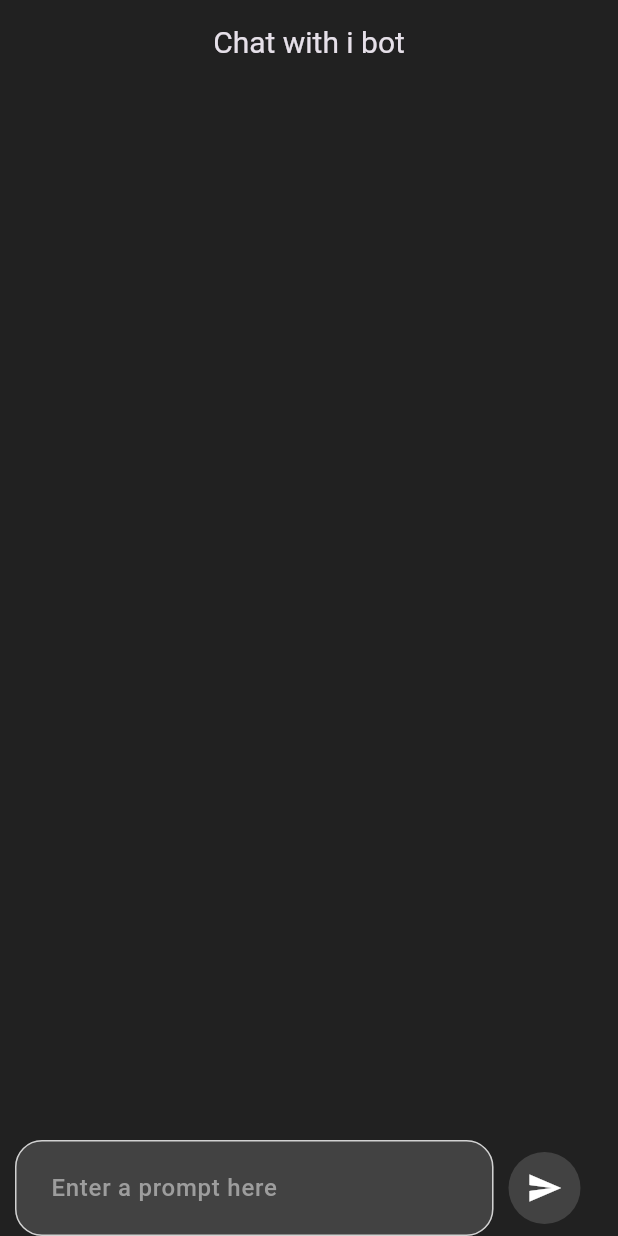
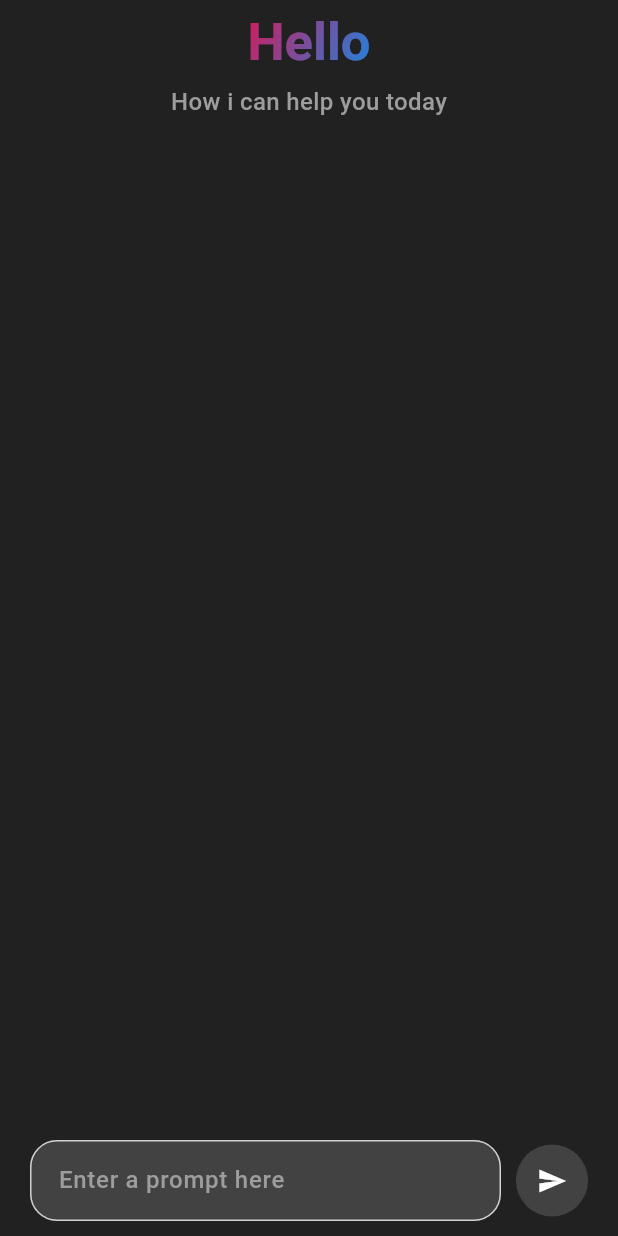
Before and after one commit to adnanpanakkad/i_bot, a Flutter app: the screen it shows after launch, on a phone screen of 412 x 824 dp. Run offline on Flutter 3.47's test engine with Material 3 defaults, Android fonts, the phone set to English and light mode, and no system bars; our stand-ins replace animated_text_kit, google_generative_ai; Roboto replaces fonts that are missing (Urbanist).

Commit message:
(feat):good response on teh questions

```diff
--- a/lib/view/home.dart
+++ b/lib/view/home.dart
@@ -1,5 +1,6 @@
 import 'package:i_bot/api/api_key.dart';
 import 'package:i_bot/widget/ui/appbar.dart';
+import 'package:i_bot/widget/ui/custom_textstyle.dart';
 import 'package:intl/intl.dart';
 import 'package:flutter/material.dart';
 import 'package:i_bot/model/message.dart';
@@ -54,13 +55,17 @@ class _HomeScreenState extends State<HomeScreen> {
       child: Scaffold(
         backgroundColor: Appcolors.bgcolor,
         appBar: const CustomAppBar(
-          title: 'Chat with i bot',
+          title: 'Hello',
         ),
         body: Padding(
           padding: const EdgeInsets.only(left: 10, right: 10),
           child: Column(
             mainAxisAlignment: MainAxisAlignment.end,
             children: [
+              Text(
+                'How i can help you today',
+                style: CustomTextStyle.textFieldstyle,
+              ),
               Expanded(
                 child: ListView.builder(
                   itemCount: _messages.length + (_isLoading ? 1 : 0),
@@ -88,7 +93,9 @@ class _HomeScreenState extends State<HomeScreen> {
                   },
                 ),
               ),
-              Row(
+              Padding(
+                padding: const EdgeInsets.only(top: 10, bottom: 10, left: 10),
+                child: Row(
                   children: [
                     Expanded(
                       child: CustomTextfield(
@@ -101,16 +108,18 @@ class _HomeScreenState extends State<HomeScreen> {
                         color: Colors.grey.shade800,
                         shape: BoxShape.circle,
                       ),
-                    margin: const EdgeInsets.only(right: 15, left: 10),
+                      margin: const EdgeInsets.only(right: 10, left: 10),
                       child: IconButton(
                         onPressed: sendMessage,
                         icon: const Icon(
+                          size: 20,
                           Icons.send,
                           color: Colors.white,
                         ),
                       ),
                     ),
                   ],
+                ),
               ),
             ],
           ),
--- a/lib/view/splash_screen.dart
+++ b/lib/view/splash_screen.dart
@@ -46,12 +46,20 @@ class _SplashScreenState extends State<SplashScreen> {
                       ),
                     ),
                   ),
-                  const Padding(
+                  Padding(
                     padding: EdgeInsets.symmetric(horizontal: 25),
-                    child: Text(
-                      'Let’s make your day great right now',
-                      textAlign: TextAlign.center,
-                      style: CustomTextStyle.highboldTxtStyle,
+                    child: ShaderMask(
+                      shaderCallback: (bounds) => LinearGradient(
+                        colors: [Colors.pink, Colors.blue],
+                        begin: Alignment.topLeft,
+                        end: Alignment.bottomRight,
+                      ).createShader(bounds),
+                      child: Text(
+                        'Let’s make your day great right now',
+                        textAlign: TextAlign.center,
+                        style: CustomTextStyle.highboldTxtStyle
+                            .copyWith(color: Colors.white),
+                      ),
                     ),
                   ),
                 ],
--- a/lib/widget/ui/appbar.dart
+++ b/lib/widget/ui/appbar.dart
@@ -1,4 +1,5 @@
 import 'package:flutter/material.dart';
+import 'package:i_bot/widget/ui/custom_textstyle.dart';
 
 class CustomAppBar extends StatelessWidget implements PreferredSizeWidget {
   final String title;
@@ -12,9 +13,16 @@ class CustomAppBar extends StatelessWidget implements PreferredSizeWidget {
   Widget build(BuildContext context) {
     return AppBar(
       backgroundColor: Colors.transparent,
-      title: Text(
-        title,
-        style: TextStyle(fontSize: 20),
+      title: ShaderMask(
+        shaderCallback: (bounds) => LinearGradient(
+          colors: [Colors.pink, Colors.blue],
+          begin: Alignment.topLeft,
+          end: Alignment.bottomRight,
+        ).createShader(bounds),
+        child: Text(
+          title,
+          style: CustomTextStyle.ultraBoldTextstyle,
+        ),
       ),
       centerTitle: true,
     );
--- a/lib/widget/ui/custom_textfeild.dart
+++ b/lib/widget/ui/custom_textfeild.dart
@@ -46,7 +46,7 @@ class CustomTextfield extends StatelessWidget {
           ),
           borderRadius: BorderRadius.all(Radius.circular(18)),
         ),
-        contentPadding: const EdgeInsets.all(20),
+        contentPadding: const EdgeInsets.all(15),
         hintText: hintText,
         hintStyle: CustomTextStyle.textFieldstyle,
         fillColor: Colors.grey.shade800,
--- a/lib/widget/ui/custom_textstyle.dart
+++ b/lib/widget/ui/custom_textstyle.dart
@@ -21,7 +21,7 @@ class CustomTextStyle {
       fontSize: 17,
       fontWeight: FontWeight.w600,
       fontFamily: "Urbanist",
-      color: Appcolors.primerycolor);
+      color: Colors.white);
 
   static const TextStyle ultraBoldTextstyle = TextStyle(
       fontSize: 35, fontFamily: 'Urbanist', fontWeight: FontWeight.bold);
--- a/pubspec.yaml
+++ b/pubspec.yaml
@@ -39,10 +39,16 @@ dependencies:
   intl: ^0.19.0
   shimmer: ^3.0.0
   animated_text_kit: ^4.2.2
+  flutter_launcher_icons: ^0.13.1
 
 dev_dependencies:
   flutter_test:
     sdk: flutter
+
+flutter_launcher_icons:
+  android: "launcher_icon"
+  ios: true
+  image_path: "assets/Screenshot_2024-08-29_145039-removebg-preview.png"
 
   # The "flutter_lints" package below contains a set of recommended lints to
   # encourage good coding practices. The lint set provided by the package is
```
Also changed, not shown: pubspec.lock, 28 other files. Lines whose indentation alone changed are shown as unchanged.
